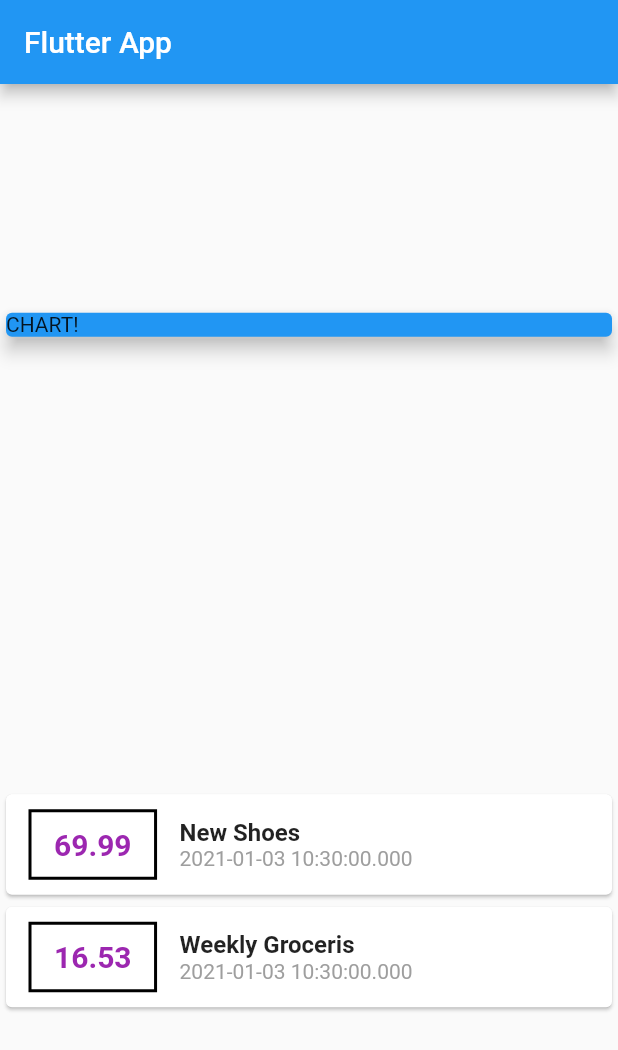
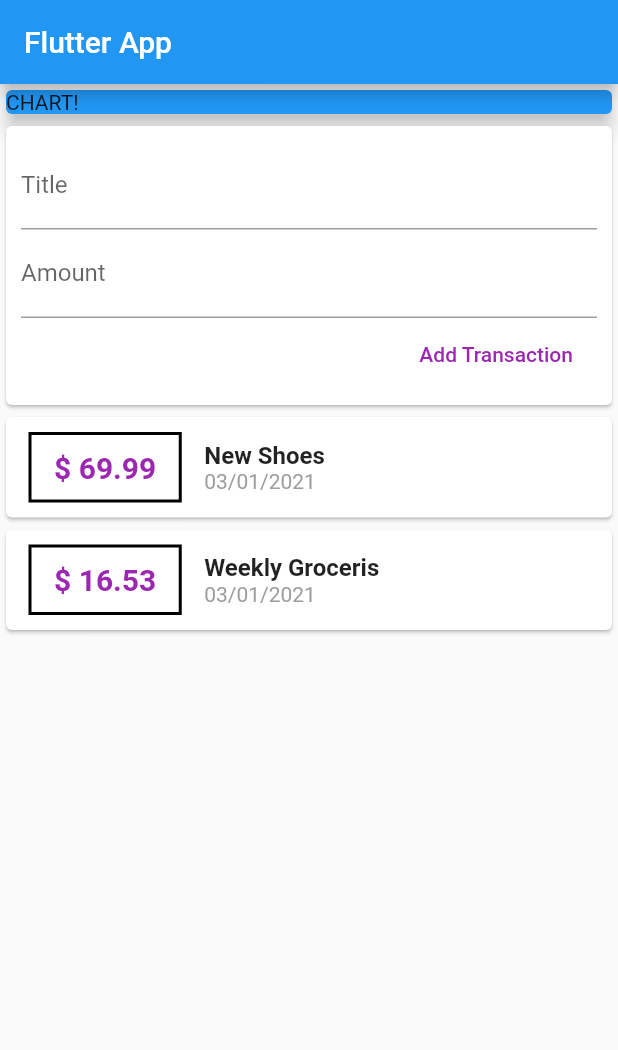
Before and after one commit to CaioSantAnna-Flutter/Personal-Expenses-App, a Flutter app: the screen it shows after launch, on a phone screen of 412 x 824 dp. Shown: the top 1050 px of the screen. Run offline on Flutter 3.47's test engine with Material 2 defaults, Android fonts, the phone set to English and light mode, and no system bars.

Commit message:
Continuação...

```diff
--- a/lib/main.dart
+++ b/lib/main.dart
@@ -1,4 +1,5 @@
 import 'package:flutter/material.dart';
+import 'package:intl/intl.dart';
 
 import './transaction.dart';
 
@@ -30,6 +31,13 @@ class MyHomePage extends StatelessWidget {
     )
   ];
 
+  // Propriedades utilizadas para o caso de implementação de controle de conteúdo manual, através do uso da função onChanged no TextField
+  // String titleInput;
+  // String amountInput;
+
+  final titleController = TextEditingController();
+  final amountController = TextEditingController();
+
   @override
   Widget build(BuildContext context) {
     return Scaffold(
@@ -37,7 +45,7 @@ class MyHomePage extends StatelessWidget {
         title: Text('Flutter App'),
       ),
       body: Column(
-        mainAxisAlignment: MainAxisAlignment.spaceAround,
+        // mainAxisAlignment: MainAxisAlignment.start,
         crossAxisAlignment: CrossAxisAlignment.stretch,
         children: <Widget>[
           Container(
@@ -48,6 +56,36 @@ class MyHomePage extends StatelessWidget {
               elevation: 5,
             ),
           ),
+          Card(
+              child: Container(
+                  padding: EdgeInsets.all(10),
+                  child: Column(
+                    crossAxisAlignment: CrossAxisAlignment.end,
+                    children: <Widget>[
+                      TextField(
+                        decoration: InputDecoration(
+                          labelText: 'Title',
+                        ),
+                        controller: titleController,
+                        // onChanged: (value) => titleInput = value,
+                      ),
+                      TextField(
+                        decoration: InputDecoration(
+                          labelText: 'Amount',
+                        ),
+                        controller: amountController,
+                        // onChanged: (value) => titleInput = value,
+                      ),
+                      FlatButton(
+                        child: Text('Add Transaction'),
+                        textColor: Colors.purple,
+                        onPressed: () {
+                          print(titleController.text);
+                          print(amountController.text);
+                        },
+                      )
+                    ],
+                  ))),
           Column(
             children: transactions.map((transaction) {
               return Card(
@@ -66,7 +104,7 @@ class MyHomePage extends StatelessWidget {
                         horizontal: 15,
                       ),
                       child: Text(
-                        transaction.amount.toString(),
+                        '\$ ${transaction.amount}',
                         style: TextStyle(
                           fontWeight: FontWeight.bold,
                           fontSize: 20,
@@ -85,7 +123,7 @@ class MyHomePage extends StatelessWidget {
                           ),
                         ),
                         Text(
-                          transaction.date.toString(),
+                          DateFormat('dd/MM/yyyy').format(transaction.date),
                           style: TextStyle(
                             fontSize: 14,
                             color: Colors.grey,
--- a/pubspec.yaml
+++ b/pubspec.yaml
@@ -23,6 +23,7 @@ environment:
 dependencies:
   flutter:
     sdk: flutter
+  intl: ^0.16.1
 
 
   # The following adds the Cupertino Icons font to your application.
```
Also changed, not shown: pubspec.lock.
